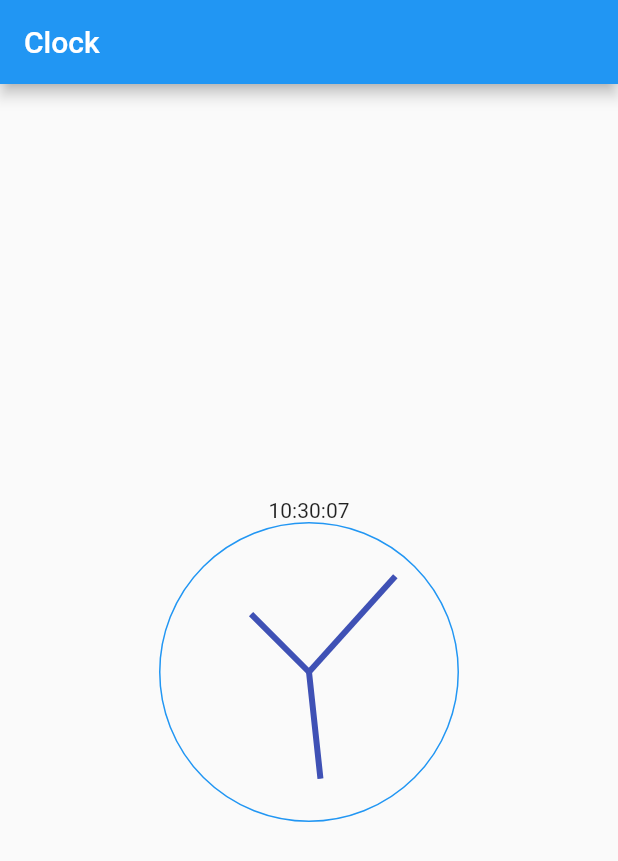
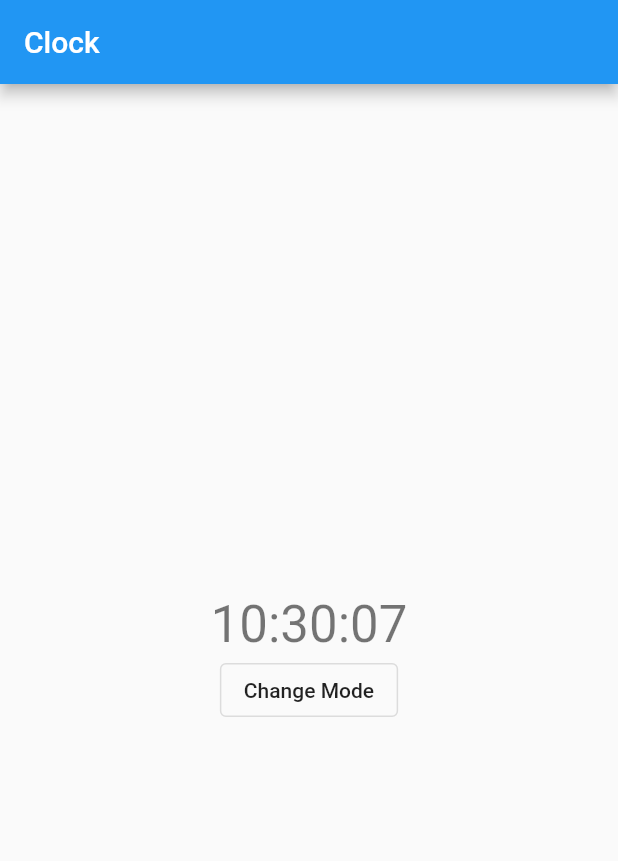
Before and after one commit to AseemWangoo/revised_clock, a Flutter app: the screen it shows after launch, on a phone screen of 412 x 824 dp. Shown: the top 861 px of the screen. Run offline on Flutter 3.47's test engine with Material 2 defaults, Android fonts, the phone set to English and light mode, and no system bars; our stand-ins replace get_it.

Commit message:
[C/Mode] Clock modes

```diff
--- /dev/null
+++ b/lib/home/components/button/button.component.dart
@@ -0,0 +1,23 @@
+import 'package:flutter/material.dart';
+
+typedef ButtonPressed = void Function();
+
+class ButtonComponent extends StatelessWidget {
+  const ButtonComponent({
+    Key key,
+    @required this.onPressed,
+    this.text = 'Change Mode',
+  })  : assert(onPressed != null),
+        super(key: key);
+
+  final ButtonPressed onPressed;
+  final String text;
+
+  @override
+  Widget build(BuildContext context) {
+    return OutlinedButton(
+      onPressed: onPressed,
+      child: Text(text, style: Theme.of(context).textTheme.button),
+    );
+  }
+}
--- a/lib/home/view/home.view.dart
+++ b/lib/home/view/home.view.dart
@@ -1,6 +1,8 @@
 import 'package:flutter/material.dart';
 
+import 'package:revised_clock/home/components/button/button.component.dart';
 import 'package:revised_clock/home/components/faces/clock_face.component.dart';
+import 'package:revised_clock/home/view_models/clock_mode.viewmodel.dart';
 import 'package:revised_clock/home/view_models/time.viewmodel.dart';
 import 'package:revised_clock/locator.dart';
 
@@ -9,22 +11,45 @@ class HomeView extends StatelessWidget {
 
   @override
   Widget build(BuildContext context) {
+    final clockModeVM = locator<ClockModeViewModel>();
     final timeViewModel = locator<TimeViewModel>();
 
     return Scaffold(
       appBar: AppBar(title: const Text('Clock')),
       body: Center(
-        child: Column(
-          mainAxisAlignment: MainAxisAlignment.center,
-          children: <Widget>[
-            AnimatedBuilder(
-              animation: timeViewModel,
-              builder: (context, _) {
-                return Text(timeViewModel.currentTime);
-              },
-            ),
-            const ClockFaceComponent()
-          ],
+        child: ValueListenableBuilder<ClockMode>(
+          valueListenable: clockModeVM,
+          builder: (context, value, child) {
+            return Column(
+              mainAxisSize: MainAxisSize.min,
+              children: [
+                if (value == ClockMode.digital)
+                  AnimatedBuilder(
+                    animation: timeViewModel,
+                    builder: (context, _) {
+                      return Text(
+                        timeViewModel.currentTime,
+                        style: Theme.of(context).textTheme.headline4,
+                      );
+                    },
+                  )
+                else
+                  const ClockFaceComponent(),
+                child,
+              ],
+            );
+          },
+          child: ButtonComponent(
+            onPressed: () {
+              final currVal = clockModeVM.value;
+
+              if (currVal == ClockMode.analog) {
+                clockModeVM.value = ClockMode.digital;
+              } else {
+                clockModeVM.value = ClockMode.analog;
+              }
+            },
+          ),
         ),
       ),
     );
--- /dev/null
+++ b/lib/home/view_models/clock_mode.viewmodel.dart
@@ -0,0 +1,9 @@
+import 'package:flutter/foundation.dart';
+
+enum ClockMode { analog, digital }
+
+class ClockModeViewModel extends ValueNotifier<ClockMode> {
+  ClockModeViewModel() : super(ClockMode.digital);
+
+  ClockMode update(ClockMode mode) => mode;
+}
--- a/lib/locator.dart
+++ b/lib/locator.dart
@@ -1,6 +1,7 @@
 import 'package:get_it/get_it.dart';
-import 'package:revised_clock/home/view_models/time.viewmodel.dart';
 
+import 'home/view_models/clock_mode.viewmodel.dart';
+import 'home/view_models/time.viewmodel.dart';
 import 'shared/services/navigation.service.dart';
 
 final GetIt locator = GetIt.instance;
@@ -8,5 +9,6 @@ final GetIt locator = GetIt.instance;
 void setupLocator() {
   locator.registerLazySingleton(() => NavigationService());
 
+  locator.registerLazySingleton(() => ClockModeViewModel());
   locator.registerLazySingleton(() => TimeViewModel());
 }
```
